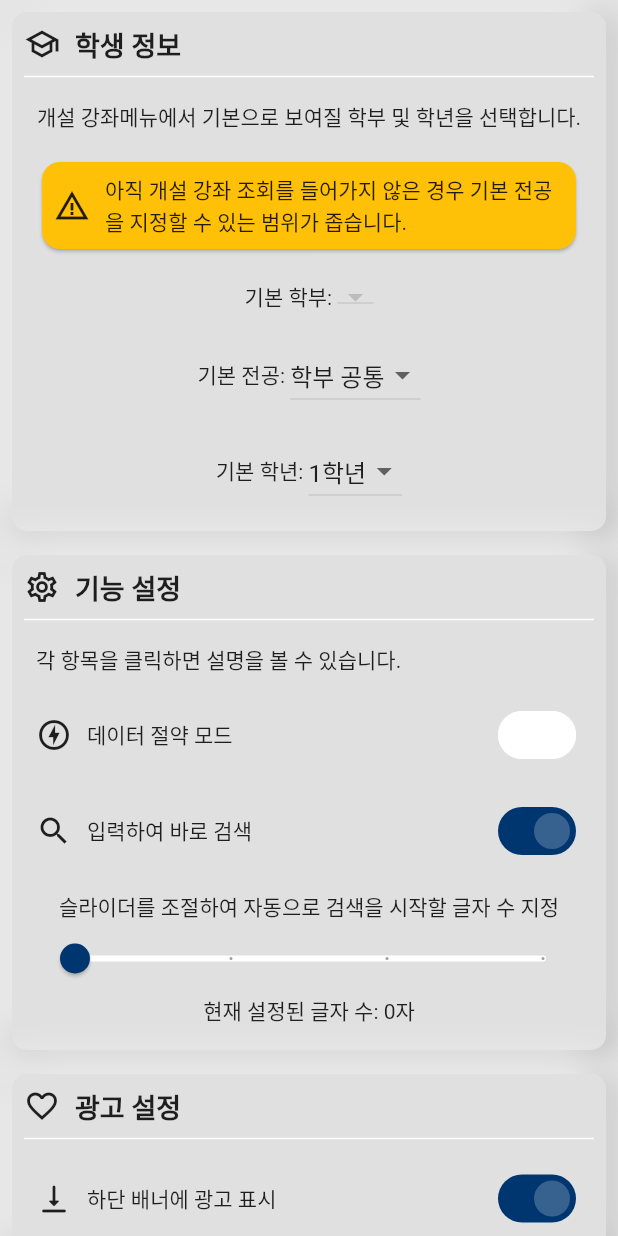
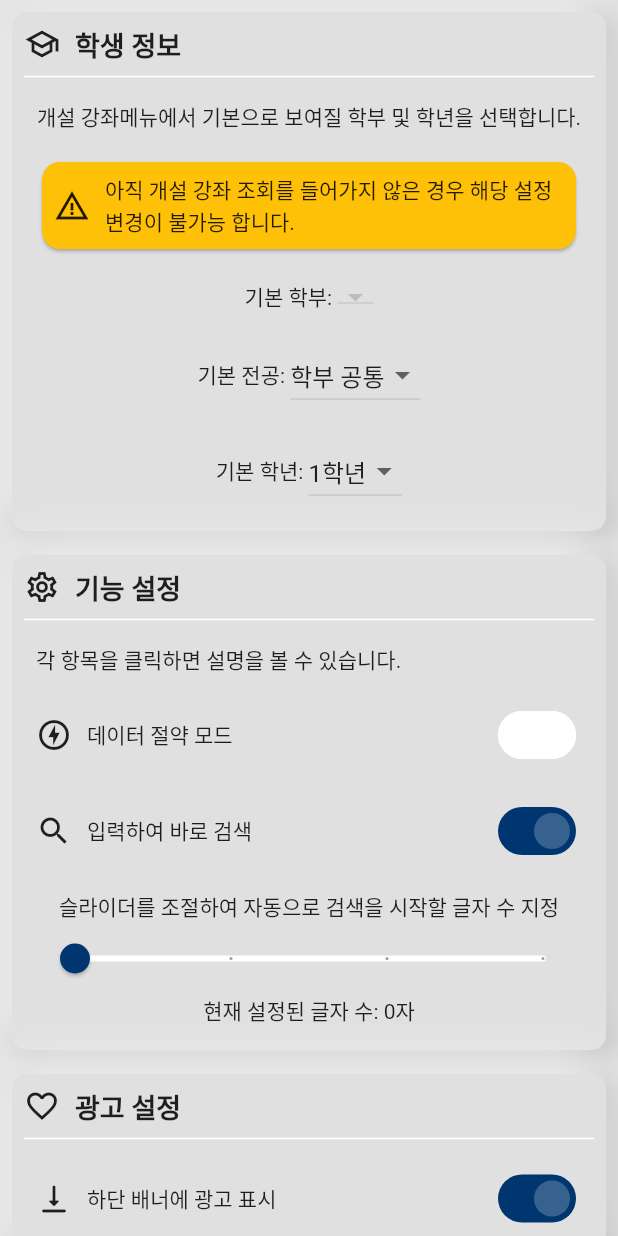
Before and after one commit to sun30812/suwon_mate, a Flutter app: the SettingsPage screen opened by its route, on a phone screen of 412 x 824 dp. Run offline on Flutter 3.47's test engine with Material 2 defaults, Android fonts, the phone set to English and light mode, and no system bars; our stand-ins replace firebase_core, firebase_database, firebase_remote_config, flutter_html, flutter_riverpod, go_router and 3 more; accounts and stored records are empty; network calls fail.

Commit message:
[hotfix] 특정 상황에서 설정 창 진입 시 아무 화면도 뜨지 않는 문제 해결

```diff
--- a/lib/settings.dart
+++ b/lib/settings.dart
@@ -49,7 +49,7 @@ class _StudentInfoSettingWidgetState extends State<StudentInfoSettingWidget> {
     return const NotiCard(
         icon: Icons.warning_amber,
         color: Colors.amber,
-        message: '아직 개설 강좌 조회를 들어가지 않은 경우 기본 전공을 지정할 수 있는 범위가 좁습니다.');
+        message: '아직 개설 강좌 조회를 들어가지 않은 경우 해당 설정 변경이 불가능 합니다.');
   }
 
   /// 현재 앱의 패키지 정보 및 설정 값을 가져오는 메서드이다.
@@ -95,6 +95,24 @@ class _StudentInfoSettingWidgetState extends State<StudentInfoSettingWidget> {
           if ((snapshot.data as SharedPreferences).containsKey('dpMap')) {
             Map subMap = jsonDecode(
                 (snapshot.data as SharedPreferences).getString('dpMap')!);
+            if (subMap.isEmpty) {
+              return InfoCard(
+                  icon: Icons.school_outlined,
+                  title: '학생 정보',
+                  detail: Column(
+                    mainAxisAlignment: MainAxisAlignment.start,
+                    children: [
+                      const Padding(
+                        padding: EdgeInsets.all(8.0),
+                        child: Text('개설 강좌메뉴에서 기본으로 보여질 학부 및 학년을 선택합니다.'),
+                      ),
+                      Padding(
+                        padding: const EdgeInsets.all(8.0),
+                        child: noSyncWarning(),
+                      ),
+                    ],
+                  ));
+            }
             subDropdownList = (subMap.keys.toList() as List<String>)
                 .map((dat) => DropdownMenuItem(
                       value: dat,
--- a/pubspec.yaml
+++ b/pubspec.yaml
@@ -15,7 +15,7 @@ publish_to: 'none' # Remove this line if you wish to publish to pub.dev
 # In iOS, build-name is used as CFBundleShortVersionString while build-number used as CFBundleVersion.
 # Read more about iOS versioning at
 # https://developer.apple.com/library/archive/documentation/General/Reference/InfoPlistKeyReference/Articles/CoreFoundationKeys.html
-version: 2.2.5+20
+version: 2.2.6+21
 
 environment:
   sdk: ">=2.15.1 <3.0.0"
```
Also changed, not shown: 1 other file.
